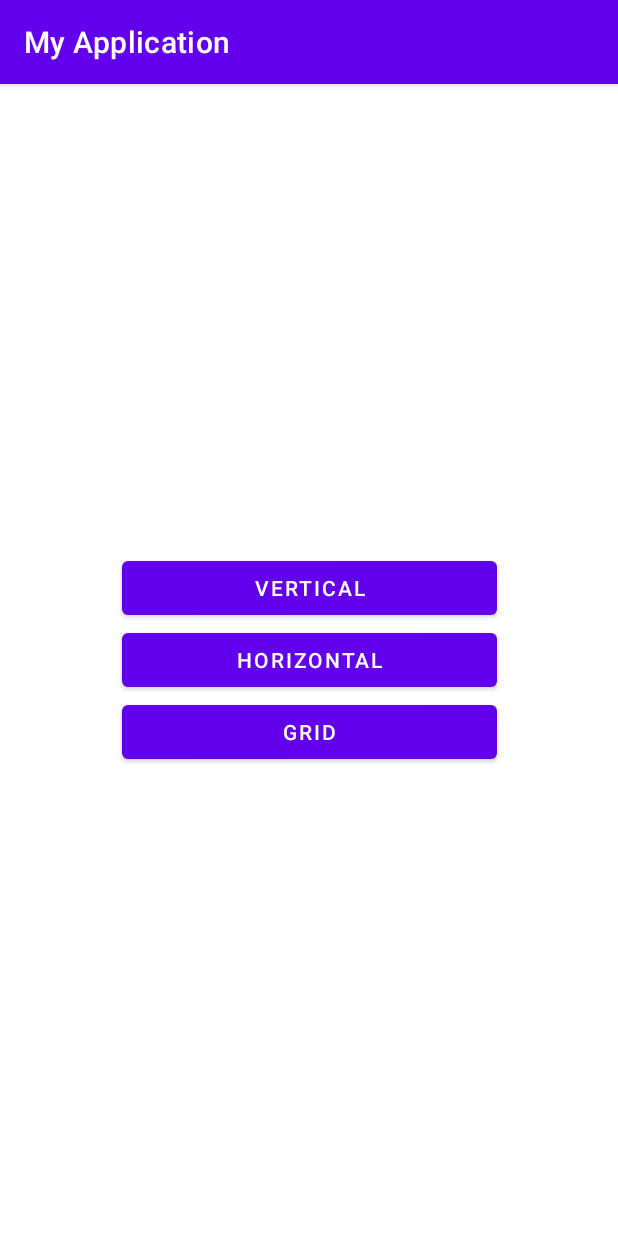
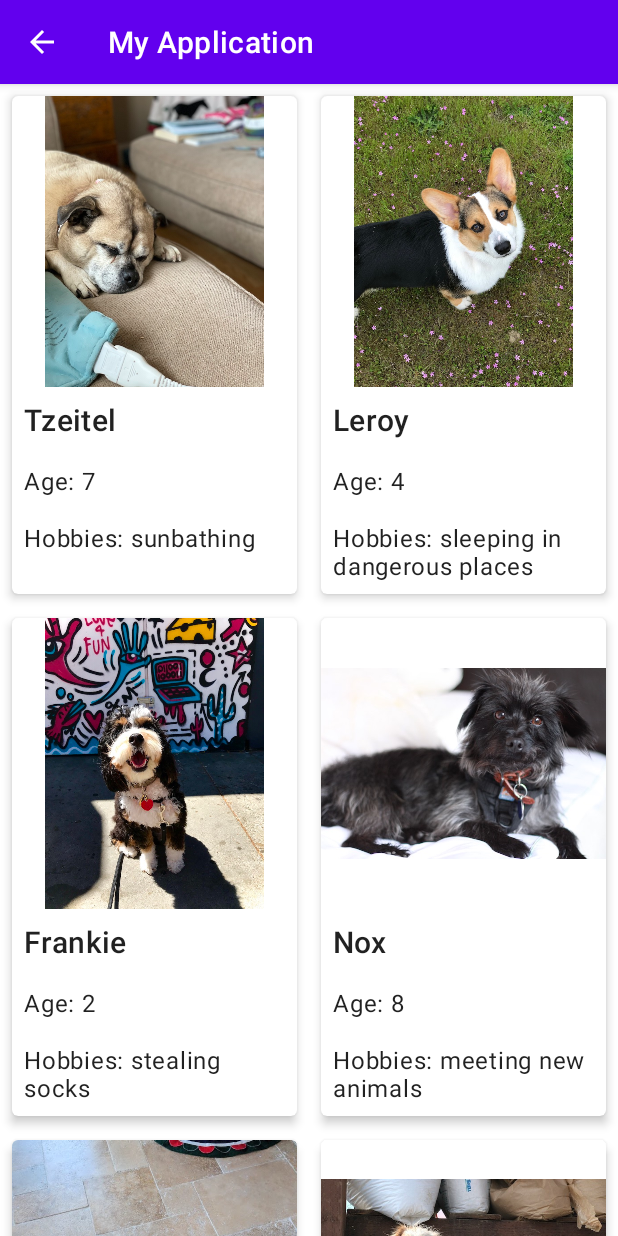
Before and after one commit to hanura13/KotlinCodeLab, an Android app: the screen it shows after launch (MainActivity before the commit, GridListActivity after it), after a tap on "GRID", on a phone screen of 412 x 824 dp. Run offline under Robolectric (Android 15) with nearby library versions, the phone set to English and light mode, and no system bars.

Commit message:
Finish Project Dogglers

```diff
--- a/app/src/main/java/com/sundev/myapplication/adapter/DogCardAdapter.kt
+++ b/app/src/main/java/com/sundev/myapplication/adapter/DogCardAdapter.kt
@@ -2,10 +2,14 @@
 package com.sundev.myapplication.adapter
 
 import android.content.Context
+import android.view.LayoutInflater
 import android.view.View
 import android.view.ViewGroup
+import android.widget.ImageView
+import android.widget.TextView
 import androidx.recyclerview.widget.RecyclerView
-
+import com.sundev.myapplication.R
+import com.sundev.myapplication.data.DataSource
 /**
  * Adapter to inflate the appropriate list item layout and populate the view with information
  * from the appropriate data source
@@ -15,38 +19,49 @@ class DogCardAdapter(
     private val layout: Int
 ): RecyclerView.Adapter<DogCardAdapter.DogCardViewHolder>() {
 
-    // TODO: Initialize the data using the List found in data/DataSource
+    private val dataset = DataSource.dogs
 
     /**
      * Initialize view elements
      */
     class DogCardViewHolder(view: View?): RecyclerView.ViewHolder(view!!) {
-        // TODO: Declare and initialize all of the list item UI components
+        val vImageView: ImageView? = view!!.findViewById(R.id.list_image_vertical)
+        val vTextName: TextView? = view!!.findViewById(R.id.list_name_vertical)
+        val vTextAge: TextView? = view!!.findViewById(R.id.list_age_vertical)
+        val vTextHobby: TextView? = view!!.findViewById(R.id.list_hobbies_vertical)
+
+        val gImageView: ImageView? = view!!.findViewById(R.id.list_image_grid)
+        val gTextNamed: TextView? = view!!.findViewById(R.id.list_name_grid)
+        val gTextAge: TextView? = view!!.findViewById(R.id.list_age_grid)
+        val gTextHobby: TextView? = view!!.findViewById(R.id.list_hobbies_grid)
     }
 
     override fun onCreateViewHolder(parent: ViewGroup, viewType: Int): DogCardViewHolder {
-        // TODO: Use a conditional to determine the layout type and set it accordingly.
-        //  if the layout variable is Layout.GRID the grid list item should be used. Otherwise the
-        //  the vertical/horizontal list item should be used.
+        val layoutType = when(layout){
+            1 -> R.layout.vertical_horizontal_list_item
+            2 -> R.layout.vertical_horizontal_list_item
+            else -> R.layout.grid_list_item
+        }
 
-        // TODO Inflate the layout
+        val adapterLayout = LayoutInflater.from(parent.context)
+            .inflate(layoutType, parent, false)
 
-        // TODO: Null should not be passed into the view holder. This should be updated to reflect
-        //  the inflated layout.
-        return DogCardViewHolder(null)
+        return DogCardViewHolder(adapterLayout)
     }
 
-    override fun getItemCount(): Int = 0 // TODO: return the size of the data set instead of 0
+    override fun getItemCount() = dataset.size
 
-    override fun onBindViewHolder(holder: DogCardViewHolder, position: Int) {
-        // TODO: Get the data at the current position
-        // TODO: Set the image resource for the current dog
-        // TODO: Set the text for the current dog's name
-        // TODO: Set the text for the current dog's age
+    override fun onBindViewHolder(holder: DogCardAdapter.DogCardViewHolder, position: Int) {
+        val item = dataset[position]
+        holder.vImageView?.setImageResource(item.imageResourceId)
+        holder.gImageView?.setImageResource(item.imageResourceId)
+        holder.vTextName?.text = item.name
+        holder.gTextNamed?.text = item.name
+
         val resources = context?.resources
-        // TODO: Set the text for the current dog's hobbies by passing the hobbies to the
-        //  R.string.dog_hobbies string constant.
-        //  Passing an argument to the string resource looks like:
-        //  resources?.getString(R.string.dog_hobbies, dog.hobbies)
+        holder.vTextAge?.text = resources?.getString(R.string.dog_age, item.age)
+        holder.gTextAge?.text = resources?.getString(R.string.dog_age, item.age)
+        holder.vTextHobby?.text = resources?.getString(R.string.dog_hobbies, item.hobbies)
+        holder.gTextHobby?.text = resources?.getString(R.string.dog_hobbies, item.hobbies)
     }
 }
--- a/app/src/main/res/layout/grid_list_item.xml
+++ b/app/src/main/res/layout/grid_list_item.xml
@@ -28,20 +28,46 @@
         android:layout_width="match_parent"
         android:layout_height="wrap_content">
 
-        <!-- TODO: Note that this list item will be used in a grid view which requires a
-                different layout because the list will have two columns of cards.
-                This means that the information within the card must stack the vertically
-                since there is less room in terms of width.-->
 
-        <!-- TODO: Create an ImageView resource for the image of the dog.
-               The height should be 194dp
-               The width should match the with of the card
-               The scaleType should be set to centerCrop-->
+        <ImageView
+            android:id="@+id/list_image_grid"
+            android:layout_width="wrap_content"
+            android:layout_height="194dp"
+            android:contentDescription="@string/app_name"
+            app:layout_constraintStart_toStartOf="parent"
+            app:layout_constraintTop_toTopOf="parent"
+            tools:ignore="ImageContrastCheck" />
 
-        <!-- TODO: Create a TextView for each of the following:
-                The dog's name
-                The dog's age
-                The dog's hobbies-->
+        <TextView
+            android:id="@+id/list_name_grid"
+            android:layout_width="wrap_content"
+            android:layout_height="wrap_content"
+            android:padding="8dp"
+            android:textAppearance="?attr/textAppearanceHeadline6"
+            app:layout_constraintStart_toStartOf="parent"
+            app:layout_constraintTop_toBottomOf="@id/list_image_grid"
+            tools:text="name" />
+
+        <TextView
+            android:id="@+id/list_age_grid"
+            android:layout_width="wrap_content"
+            android:layout_height="wrap_content"
+            android:padding="8dp"
+            android:textAppearance="?attr/textAppearanceBody1"
+            app:layout_constraintStart_toStartOf="parent"
+            app:layout_constraintTop_toBottomOf="@id/list_name_grid"
+            tools:text="age" />
+
+        <TextView
+            android:id="@+id/list_hobbies_grid"
+            android:layout_width="wrap_content"
+            android:layout_height="wrap_content"
+            android:padding="8dp"
+            android:textAppearance="?attr/textAppearanceBody1"
+            app:layout_constraintTop_toBottomOf="@id/list_age_grid"
+            app:layout_constraintStart_toStartOf="parent"
+            tools:text="hobby" />
+
 
     </androidx.constraintlayout.widget.ConstraintLayout>
 
--- a/app/src/main/res/values/strings.xml
+++ b/app/src/main/res/values/strings.xml
@@ -3,4 +3,6 @@
     <string name="horizontal">Horizontal</string>
     <string name="vertical">Vertical</string>
     <string name="grid">Grid</string>
+    <string name="dog_age">Age: %1$s</string>
+    <string name="dog_hobbies">Hobbies: %1$s</string>
 </resources>
```
Also changed, not shown: app/src/main/AndroidManifest.xml (+15 -0 lines), app/src/main/res/layout/vertical_horizontal_list_item.xml (+39 -0 lines).
